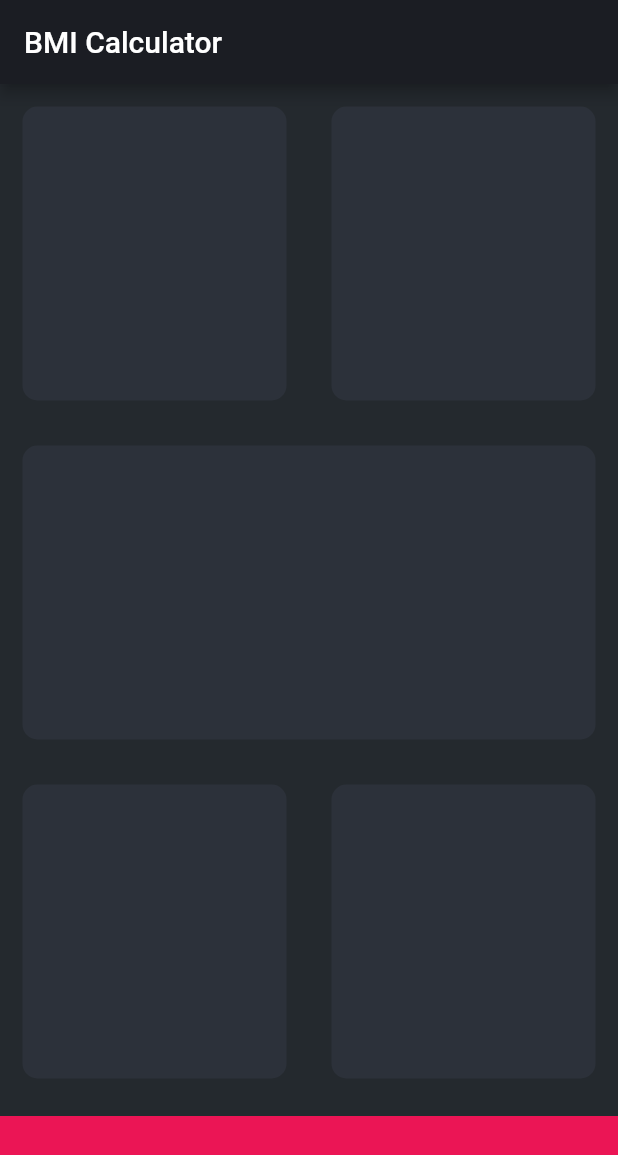
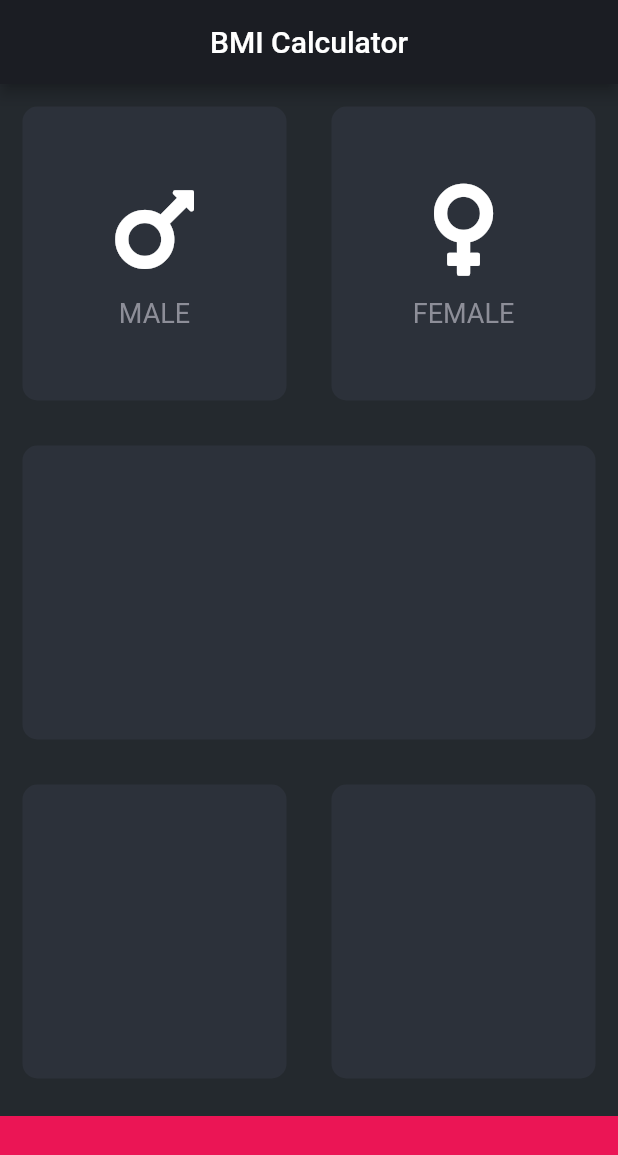
Before and after one commit to chauhannaman98/BMI-calculator, a Flutter app: the screen it shows after launch, on a phone screen of 412 x 824 dp. Shown: the top 1155 px of the screen. Run offline on Flutter 3.47's test engine with Material 2 defaults, Android fonts, the phone set to English and light mode, and no system bars; our stand-ins replace font_awesome_flutter.

Commit message:
Added gender cards

```diff
--- /dev/null
+++ b/lib/icon_content.dart
@@ -0,0 +1,32 @@
+import 'package:flutter/material.dart';
+
+const labelTextStyle = TextStyle(
+  fontSize: 18.0,
+  color: Color(0XFF8D8E98),
+);
+
+class GenderCard extends StatelessWidget {
+
+  GenderCard({@required this.genderIcon, this.genderLabel});
+  final IconData genderIcon;
+  final String genderLabel;
+
+  @override
+  Widget build(BuildContext context) {
+    return Column(
+      mainAxisAlignment: MainAxisAlignment.center,
+      children: <Widget>[
+        Icon(
+          genderIcon,
+          size: 70.0,
+        ),
+        SizedBox(
+          height: 10.0,
+        ),
+        Text(genderLabel,
+          style: labelTextStyle,
+        ),
+      ],
+    );
+  }
+}
--- a/lib/input_page.dart
+++ b/lib/input_page.dart
@@ -1,4 +1,7 @@
 import 'package:flutter/material.dart';
+import 'package:font_awesome_flutter/font_awesome_flutter.dart';
+import 'reusable_card.dart';
+import 'icon_content.dart';
 
 const bottomContainerHeight = 80.0;
 const activeCardColour = Color(0xFF2C313A);
@@ -14,7 +17,9 @@ class _InputPageState extends State<InputPage> {
   Widget build(BuildContext context) {
     return Scaffold(
       appBar: AppBar(
-        title: Text('BMI Calculator'),
+        title: Center(
+            child: Text('BMI Calculator')
+        ),
       ),
       body: Column(
         children: <Widget>[
@@ -22,12 +27,20 @@ class _InputPageState extends State<InputPage> {
             children: <Widget>[
               Expanded(
                 child: ReusableCard(
-                    color: activeCardColour
+                  color: activeCardColour,
+                  cardChild: GenderCard(
+                    genderIcon: FontAwesomeIcons.mars,
+                    genderLabel: 'MALE',
+                  ),
                 ),
               ),
               Expanded(
                 child: ReusableCard(
-                    color: activeCardColour
+                  color: activeCardColour,
+                  cardChild: GenderCard(
+                    genderIcon: FontAwesomeIcons.venus,
+                    genderLabel: 'FEMALE',
+                  ),
                 ),
               ),
             ],
@@ -62,20 +75,3 @@ class _InputPageState extends State<InputPage> {
     );
   }
 }
-
-class ReusableCard extends StatelessWidget {
-
-  ReusableCard({@required this.color});
-  final Color color;
-
-  @override
-  Widget build(BuildContext context) {
-    return Container(
-      margin: EdgeInsets.all(15.0),
-      decoration: BoxDecoration(
-        color: this.color,
-        borderRadius: BorderRadius.circular(10.0),
-      ),
-    );
-  }
-}
--- /dev/null
+++ b/lib/reusable_card.dart
@@ -0,0 +1,20 @@
+import 'package:flutter/material.dart';
+
+class ReusableCard extends StatelessWidget {
+
+  ReusableCard({@required this.color, this.cardChild});
+  final Color color;
+  final Widget cardChild;
+
+  @override
+  Widget build(BuildContext context) {
+    return Container(
+      child: cardChild,
+      margin: EdgeInsets.all(15.0),
+      decoration: BoxDecoration(
+        color: this.color,
+        borderRadius: BorderRadius.circular(10.0),
+      ),
+    );
+  }
+}
--- a/pubspec.yaml
+++ b/pubspec.yaml
@@ -13,6 +13,7 @@ dependencies:
     sdk: flutter
 
   cupertino_icons: ^0.1.3
+  font_awesome_flutter: ^8.9.0
 
 
 dev_dependencies:
```
Also changed, not shown: pubspec.lock.
